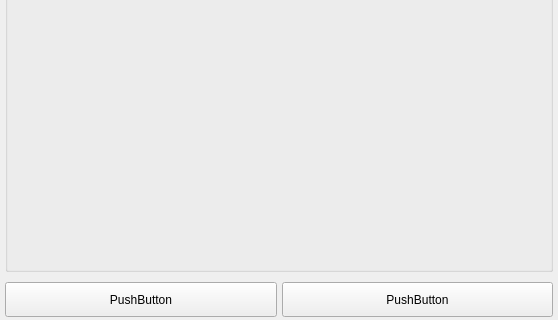
Old version of the form BlockSettleUILib/ChatUI/OTCShieldWidgets/OTCNegotiationCommonWidget.ui in the repository BlockSettle/terminal; both pictures show x 0 to 558 and y 641 to 961 of the 558 by 961 pixel window.
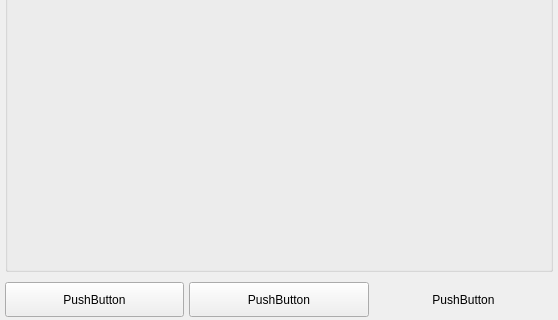
New version of the form.

Commit message: Change accept button to toggle in negotiation response widget

Diff of the .ui file:
```diff
--- a/BlockSettleUILib/ChatUI/OTCShieldWidgets/OTCNegotiationCommonWidget.ui
+++ b/BlockSettleUILib/ChatUI/OTCShieldWidgets/OTCNegotiationCommonWidget.ui
@@ -1293,6 +1293,31 @@
         </property>
        </widget>
       </item>
+      <item>
+       <widget class="QPushButton" name="pushButtonAcceptResponse">
+        <property name="minimumSize">
+         <size>
+          <width>0</width>
+          <height>35</height>
+         </size>
+        </property>
+        <property name="styleSheet">
+         <string notr="true"/>
+        </property>
+        <property name="text">
+         <string>PushButton</string>
+        </property>
+        <property name="autoDefault">
+         <bool>true</bool>
+        </property>
+        <property name="default">
+         <bool>true</bool>
+        </property>
+        <property name="flat">
+         <bool>true</bool>
+        </property>
+       </widget>
+      </item>
      </layout>
     </widget>
    </item>
```
Left out of the diff: 2 changed lines with no effect on the pictures. The commit also changes 2 other files.
